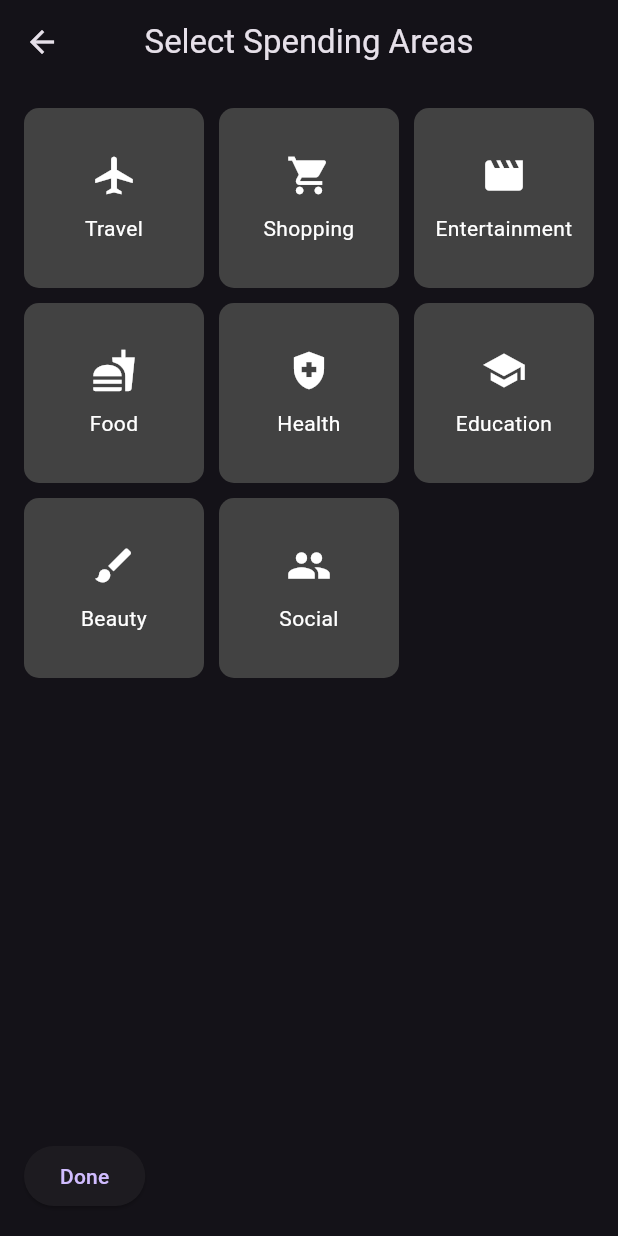
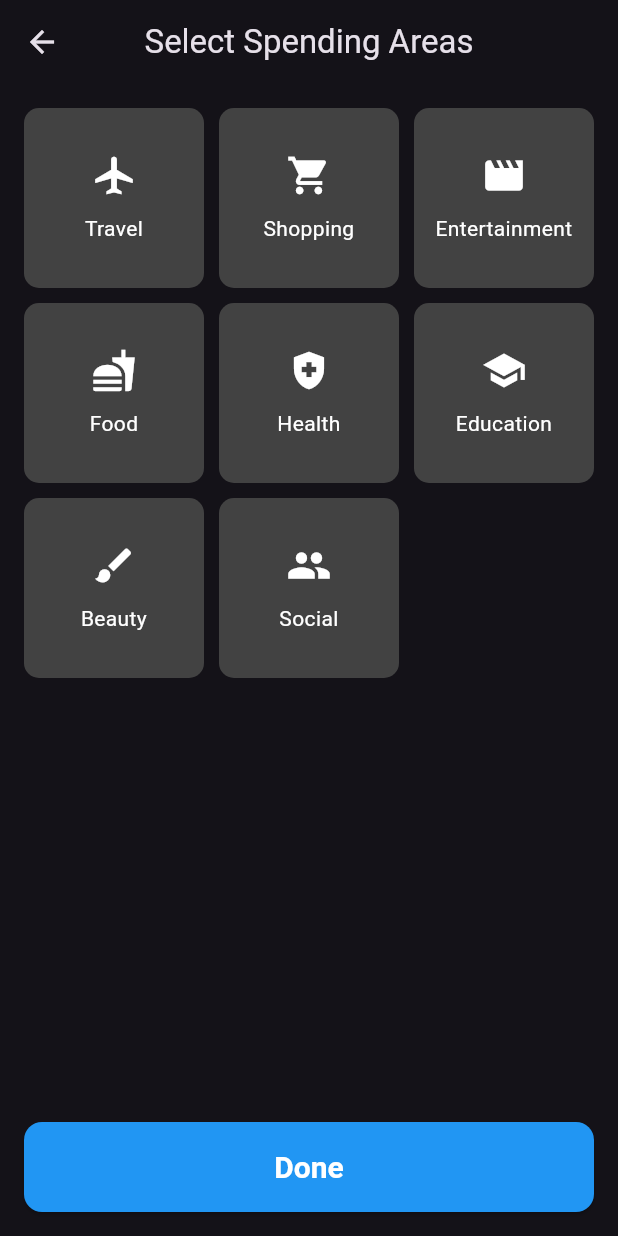
Before and after one commit to DisaruG/BudgetApp, a Flutter app: the CategorySelectionPage screen opened directly with empty values, on a phone screen of 412 x 824 dp. Run offline on Flutter 3.47's test engine with Material 3 defaults, Android fonts, the phone set to English and light mode, and no system bars.

Commit message:
Update category_selection_page.dart

```diff
--- a/lib/category_selection_page.dart
+++ b/lib/category_selection_page.dart
@@ -94,10 +94,24 @@ class CategorySelectionPageState extends State<CategorySelectionPage> {
               ),
             ),
             const SizedBox(height: 20),
-            // Done Button
-            ElevatedButton(
-              onPressed: _onDone,
-              child: const Text('Done'),
+            // Larger Done Button
+            SizedBox(
+              width: double.infinity, // Full width of the parent
+              height: 60, // Height of the button
+              child: ElevatedButton(
+                onPressed: _onDone,
+                style: ElevatedButton.styleFrom(
+                  foregroundColor: Colors.white, backgroundColor: Colors.blue, // Text color
+                  textStyle: const TextStyle(
+                    fontSize: 20, // Increase font size
+                    fontWeight: FontWeight.bold, // Bold text
+                  ),
+                  shape: RoundedRectangleBorder(
+                    borderRadius: BorderRadius.circular(12), // Rounded corners
+                  ),
+                ),
+                child: const Text('Done'),
+              ),
             ),
           ],
         ),
```
